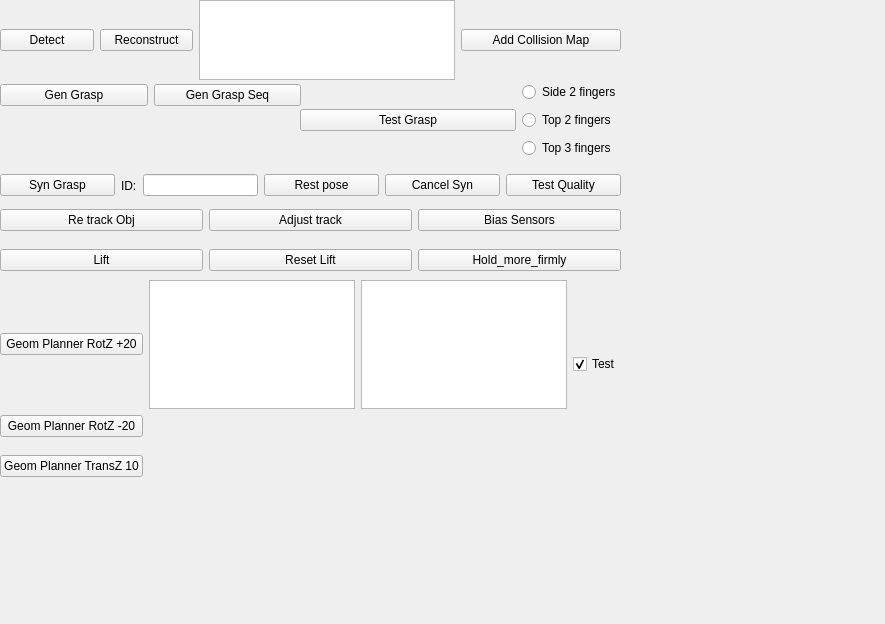
First picture: the form in handle_gui_manipulation/ui/HandleGuiManipulation.ui, repository TezChan/sr-manipulation, before the edit.
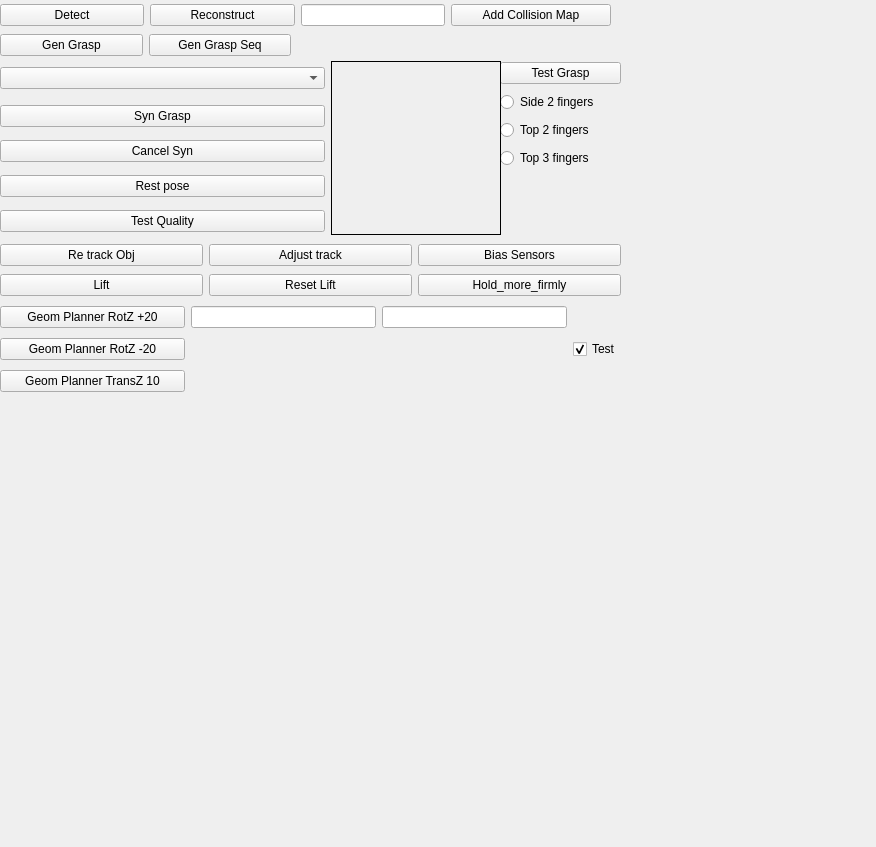
Second picture: the form after the edit.

Commit message: Added Image and combobox for syn grasp in HandleGuiManipulation Added button enable only if service detected

```diff
--- a/handle_gui_manipulation/ui/HandleGuiManipulation.ui
+++ b/handle_gui_manipulation/ui/HandleGuiManipulation.ui
@@ -6,8 +6,8 @@
    <rect>
     <x>0</x>
     <y>0</y>
-    <width>885</width>
-    <height>624</height>
+    <width>876</width>
+    <height>847</height>
    </rect>
   </property>
   <property name="windowTitle">
@@ -19,8 +19,8 @@
      <rect>
       <x>0</x>
       <y>0</y>
-      <width>621</width>
-      <height>80</height>
+      <width>611</width>
+      <height>31</height>
      </rect>
     </property>
     <layout class="QHBoxLayout" name="horizontalLayout">
@@ -57,7 +57,17 @@
       </widget>
      </item>
      <item>
-      <widget class="QTextEdit" name="textEdit"/>
+      <widget class="QLineEdit" name="reconstruct_name">
+       <property name="enabled">
+        <bool>true</bool>
+       </property>
+       <property name="frame">
+        <bool>true</bool>
+       </property>
+       <property name="readOnly">
+        <bool>false</bool>
+       </property>
+      </widget>
      </item>
      <item>
       <widget class="QPushButton" name="btn_add_collision_map">
@@ -78,8 +88,8 @@
     <property name="geometry">
      <rect>
       <x>0</x>
-      <y>80</y>
-      <width>301</width>
+      <y>30</y>
+      <width>291</width>
       <height>31</height>
      </rect>
     </property>
@@ -121,14 +131,14 @@
    <widget class="QWidget" name="gridLayoutWidget">
     <property name="geometry">
      <rect>
-      <x>300</x>
-      <y>80</y>
-      <width>321</width>
-      <height>81</height>
+      <x>500</x>
+      <y>60</y>
+      <width>121</width>
+      <height>113</height>
      </rect>
     </property>
-    <layout class="QGridLayout" name="gridLayout">
-     <item row="0" column="0" rowspan="3">
+    <layout class="QVBoxLayout" name="verticalLayout">
+     <item>
       <widget class="QPushButton" name="btn_test_grasp">
        <property name="sizePolicy">
         <sizepolicy hsizetype="MinimumExpanding" vsizetype="Fixed">
@@ -144,132 +154,36 @@
        </property>
       </widget>
      </item>
-     <item row="1" column="1">
+     <item>
+      <widget class="QRadioButton" name="radbtn_side_2_fingers">
+       <property name="text">
+        <string>Side 2 fingers</string>
+       </property>
+      </widget>
+     </item>
+     <item>
       <widget class="QRadioButton" name="radbtn_top_2_fingers">
        <property name="text">
         <string>Top 2 fingers</string>
        </property>
       </widget>
      </item>
-     <item row="2" column="1">
+     <item>
       <widget class="QRadioButton" name="radbtn_top_3_fingers">
        <property name="text">
         <string>Top 3 fingers</string>
        </property>
       </widget>
      </item>
-     <item row="0" column="1">
-      <widget class="QRadioButton" name="radbtn_side_2_fingers">
-       <property name="text">
-        <string>Side 2 fingers</string>
-       </property>
-      </widget>
-     </item>
-    </layout>
-   </widget>
-   <widget class="QWidget" name="horizontalLayoutWidget_3">
-    <property name="geometry">
-     <rect>
-      <x>0</x>
-      <y>170</y>
-      <width>621</width>
-      <height>31</height>
-     </rect>
-    </property>
-    <layout class="QHBoxLayout" name="horizontalLayout_3">
-     <item>
-      <widget class="QPushButton" name="btn_syn_grasp">
-       <property name="sizePolicy">
-        <sizepolicy hsizetype="MinimumExpanding" vsizetype="Fixed">
-         <horstretch>0</horstretch>
-         <verstretch>0</verstretch>
-        </sizepolicy>
-       </property>
-       <property name="toolTip">
-        <string>Run object detection and fill table with detected objects. Double click object in table to attempt pickup.</string>
-       </property>
-       <property name="text">
-        <string>Syn Grasp</string>
-       </property>
-      </widget>
-     </item>
-     <item>
-      <widget class="QLabel" name="label_2">
-       <property name="text">
-        <string>ID:</string>
-       </property>
-      </widget>
-     </item>
-     <item>
-      <widget class="QLineEdit" name="syn_id_name">
-       <property name="enabled">
-        <bool>true</bool>
-       </property>
-       <property name="frame">
-        <bool>true</bool>
-       </property>
-       <property name="readOnly">
-        <bool>true</bool>
-       </property>
-      </widget>
-     </item>
-     <item>
-      <widget class="QPushButton" name="btn_rest_pose">
-       <property name="sizePolicy">
-        <sizepolicy hsizetype="MinimumExpanding" vsizetype="Fixed">
-         <horstretch>0</horstretch>
-         <verstretch>0</verstretch>
-        </sizepolicy>
-       </property>
-       <property name="toolTip">
-        <string>Run object detection and fill table with detected objects. Double click object in table to attempt pickup.</string>
-       </property>
-       <property name="text">
-        <string>Rest pose</string>
-       </property>
-      </widget>
-     </item>
-     <item>
-      <widget class="QPushButton" name="btn_syn_grasp_cancel">
-       <property name="sizePolicy">
-        <sizepolicy hsizetype="MinimumExpanding" vsizetype="Fixed">
-         <horstretch>0</horstretch>
-         <verstretch>0</verstretch>
-        </sizepolicy>
-       </property>
-       <property name="toolTip">
-        <string>Run object detection and fill table with detected objects. Double click object in table to attempt pickup.</string>
-       </property>
-       <property name="text">
-        <string>Cancel Syn</string>
-       </property>
-      </widget>
-     </item>
-     <item>
-      <widget class="QPushButton" name="btn_test_grasp_quality">
-       <property name="sizePolicy">
-        <sizepolicy hsizetype="MinimumExpanding" vsizetype="Fixed">
-         <horstretch>0</horstretch>
-         <verstretch>0</verstretch>
-        </sizepolicy>
-       </property>
-       <property name="toolTip">
-        <string>Run object detection and fill table with detected objects. Double click object in table to attempt pickup.</string>
-       </property>
-       <property name="text">
-        <string>Test Quality</string>
-       </property>
-      </widget>
-     </item>
     </layout>
    </widget>
    <widget class="QWidget" name="horizontalLayoutWidget_4">
     <property name="geometry">
      <rect>
       <x>0</x>
-      <y>200</y>
+      <y>240</y>
       <width>621</width>
-      <height>41</height>
+      <height>31</height>
      </rect>
     </property>
     <layout class="QHBoxLayout" name="horizontalLayout_4">
@@ -327,9 +241,9 @@
     <property name="geometry">
      <rect>
       <x>0</x>
-      <y>240</y>
+      <y>270</y>
       <width>621</width>
-      <height>41</height>
+      <height>31</height>
      </rect>
     </property>
     <layout class="QHBoxLayout" name="horizontalLayout_5">
@@ -387,13 +301,19 @@
     <property name="geometry">
      <rect>
       <x>0</x>
-      <y>280</y>
+      <y>300</y>
       <width>621</width>
-      <height>197</height>
+      <height>101</height>
      </rect>
     </property>
-    <layout class="QGridLayout" name="gridLayout_2">
-     <item row="0" column="1">
+    <layout class="QGridLayout" name="gridLayout_2" columnstretch="0,0,0,0">
+     <property name="horizontalSpacing">
+      <number>6</number>
+     </property>
+     <property name="verticalSpacing">
+      <number>4</number>
+     </property>
+     <item row="0" column="0">
       <widget class="QPushButton" name="btn_geom_planner_rot_z20">
        <property name="sizePolicy">
         <sizepolicy hsizetype="MinimumExpanding" vsizetype="Fixed">
@@ -409,26 +329,7 @@
        </property>
       </widget>
      </item>
-     <item row="4" column="1">
-      <widget class="QPushButton" name="btn_geom_planner_trans_z10">
-       <property name="sizePolicy">
-        <sizepolicy hsizetype="MinimumExpanding" vsizetype="Fixed">
-         <horstretch>0</horstretch>
-         <verstretch>0</verstretch>
-        </sizepolicy>
-       </property>
-       <property name="toolTip">
-        <string>Run object detection and fill table with detected objects. Double click object in table to attempt pickup.</string>
-       </property>
-       <property name="text">
-        <string>Geom Planner TransZ 10</string>
-       </property>
-      </widget>
-     </item>
-     <item row="0" column="3">
-      <widget class="QTextEdit" name="geom_posY"/>
-     </item>
-     <item row="1" column="1">
+     <item row="1" column="0">
       <widget class="QPushButton" name="btn_geom_planner_rot_zm20">
        <property name="sizePolicy">
         <sizepolicy hsizetype="MinimumExpanding" vsizetype="Fixed">
@@ -444,10 +345,46 @@
        </property>
       </widget>
      </item>
+     <item row="0" column="1">
+      <widget class="QLineEdit" name="geom_posX">
+       <property name="enabled">
+        <bool>true</bool>
+       </property>
+       <property name="frame">
+        <bool>true</bool>
+       </property>
+      </widget>
+     </item>
      <item row="0" column="2">
-      <widget class="QTextEdit" name="geom_posX"/>
+      <widget class="QLineEdit" name="geom_posY">
+       <property name="enabled">
+        <bool>true</bool>
+       </property>
+       <property name="frame">
+        <bool>true</bool>
+       </property>
+       <property name="readOnly">
+        <bool>false</bool>
+       </property>
+      </widget>
      </item>
-     <item row="0" column="4" rowspan="4">
+     <item row="2" column="0">
+      <widget class="QPushButton" name="btn_geom_planner_trans_z10">
+       <property name="sizePolicy">
+        <sizepolicy hsizetype="MinimumExpanding" vsizetype="Fixed">
+         <horstretch>0</horstretch>
+         <verstretch>0</verstretch>
+        </sizepolicy>
+       </property>
+       <property name="toolTip">
+        <string>Run object detection and fill table with detected objects. Double click object in table to attempt pickup.</string>
+       </property>
+       <property name="text">
+        <string>Geom Planner TransZ 10</string>
+       </property>
+      </widget>
+     </item>
+     <item row="0" column="3" rowspan="3">
       <widget class="QCheckBox" name="geom_checkbox">
        <property name="text">
         <string>Test</string>
@@ -459,6 +396,108 @@
      </item>
     </layout>
    </widget>
+   <widget class="QWidget" name="gridLayoutWidget_3">
+    <property name="geometry">
+     <rect>
+      <x>0</x>
+      <y>60</y>
+      <width>501</width>
+      <height>181</height>
+     </rect>
+    </property>
+    <layout class="QGridLayout" name="gridLayout_3">
+     <item row="1" column="0">
+      <widget class="QPushButton" name="btn_syn_grasp">
+       <property name="sizePolicy">
+        <sizepolicy hsizetype="MinimumExpanding" vsizetype="Fixed">
+         <horstretch>0</horstretch>
+         <verstretch>0</verstretch>
+        </sizepolicy>
+       </property>
+       <property name="toolTip">
+        <string>Run object detection and fill table with detected objects. Double click object in table to attempt pickup.</string>
+       </property>
+       <property name="text">
+        <string>Syn Grasp</string>
+       </property>
+      </widget>
+     </item>
+     <item row="3" column="0">
+      <widget class="QPushButton" name="btn_rest_pose">
+       <property name="sizePolicy">
+        <sizepolicy hsizetype="MinimumExpanding" vsizetype="Fixed">
+         <horstretch>0</horstretch>
+         <verstretch>0</verstretch>
+        </sizepolicy>
+       </property>
+       <property name="toolTip">
+        <string>Run object detection and fill table with detected objects. Double click object in table to attempt pickup.</string>
+       </property>
+       <property name="text">
+        <string>Rest pose</string>
+       </property>
+      </widget>
+     </item>
+     <item row="2" column="0">
+      <widget class="QPushButton" name="btn_syn_grasp_cancel">
+       <property name="sizePolicy">
+        <sizepolicy hsizetype="MinimumExpanding" vsizetype="Fixed">
+         <horstretch>0</horstretch>
+         <verstretch>0</verstretch>
+        </sizepolicy>
+       </property>
+       <property name="toolTip">
+        <string>Run object detection and fill table with detected objects. Double click object in table to attempt pickup.</string>
+       </property>
+       <property name="text">
+        <string>Cancel Syn</string>
+       </property>
+      </widget>
+     </item>
+     <item row="4" column="0">
+      <widget class="QPushButton" name="btn_test_grasp_quality">
+       <property name="sizePolicy">
+        <sizepolicy hsizetype="MinimumExpanding" vsizetype="Fixed">
+         <horstretch>0</horstretch>
+         <verstretch>0</verstretch>
+        </sizepolicy>
+       </property>
+       <property name="toolTip">
+        <string>Run object detection and fill table with detected objects. Double click object in table to attempt pickup.</string>
+       </property>
+       <property name="text">
+        <string>Test Quality</string>
+       </property>
+      </widget>
+     </item>
+     <item row="0" column="0">
+      <widget class="QComboBox" name="syn_combobox">
+       <property name="minimumSize">
+        <size>
+         <width>300</width>
+         <height>0</height>
+        </size>
+       </property>
+      </widget>
+     </item>
+     <item row="0" column="1" rowspan="5">
+      <widget class="QLabel" name="syn_image">
+       <property name="minimumSize">
+        <size>
+         <width>170</width>
+         <height>170</height>
+        </size>
+       </property>
+       <property name="frameShape">
+        <enum>QFrame::Box</enum>
+       </property>
+       <property name="text">
+        <string/>
+       </property>
+      </widget>
+     </item>
+    </layout>
+   </widget>
   </widget>
  </widget>
  <resources/>
```
The commit also changes 34 other files.
